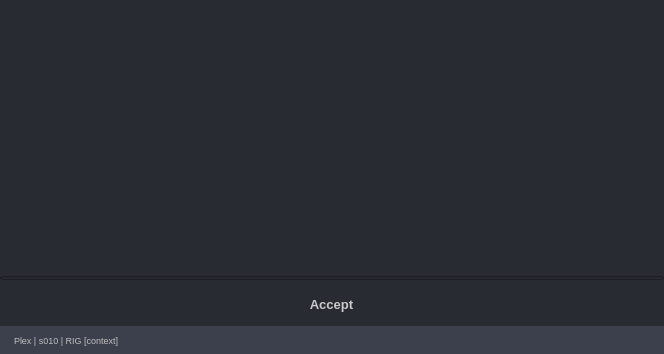
Old version of the form lib/apps/ui/arUtil.ui in the repository alexanderrichtertd/plex.
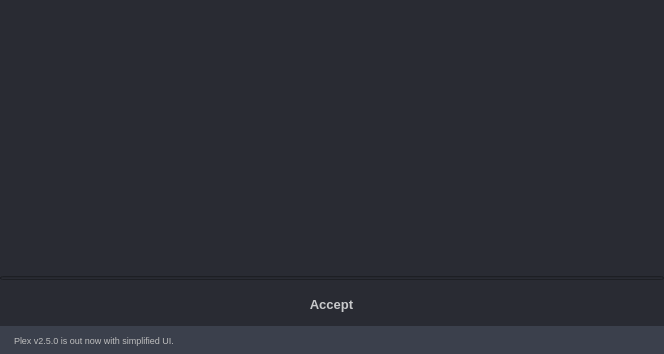
New version of the form. Icons and pictures are not drawn.

```diff
--- a/lib/apps/ui/arUtil.ui
+++ b/lib/apps/ui/arUtil.ui
@@ -347,7 +347,7 @@
             <string notr="true">color: rgb(190, 190, 190);</string>
            </property>
            <property name="text">
-            <string>Plex | s010 | RIG [context]</string>
+            <string>Plex v2.5.0 is out now with simplified UI.</string>
            </property>
           </widget>
          </item>
```
Left out of the diff: 6 changed lines with no effect on the pictures.
